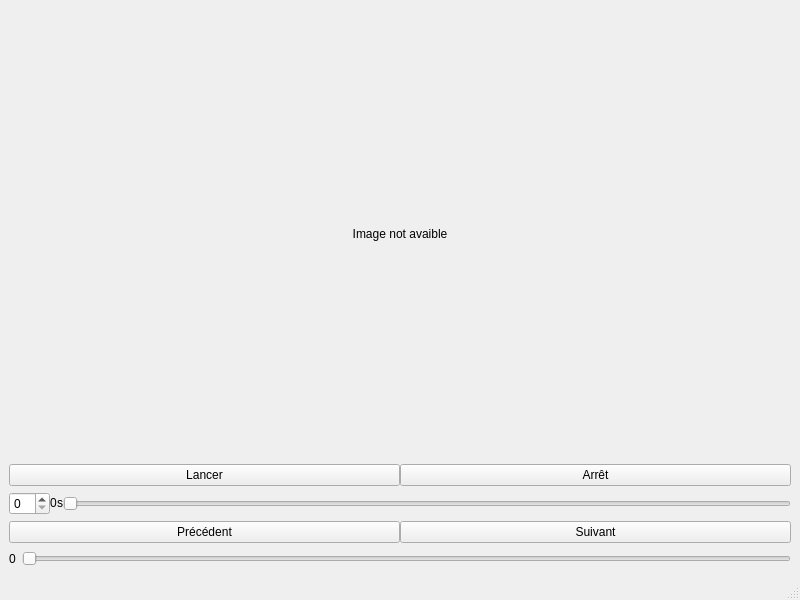
Before: the Qt Designer form View/mainwindow.ui in lilemon63/ProjetSI2, drawn with Qt 5.
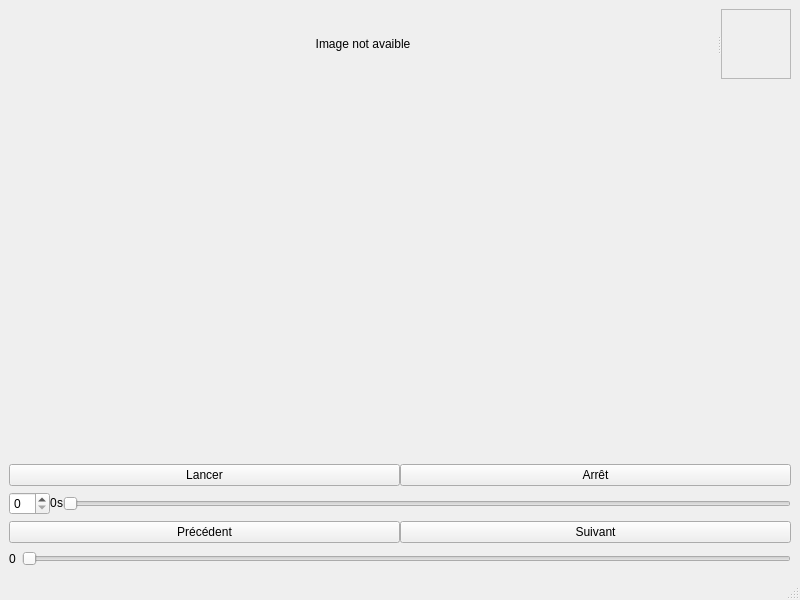
After: the same form once the commit is applied.

Commit message: Parameters for Handles

```diff
--- a/View/mainwindow.ui
+++ b/View/mainwindow.ui
@@ -16,8 +16,10 @@
   <widget class="QWidget" name="centralwidget">
    <layout class="QVBoxLayout" name="verticalLayout">
     <item>
-     <layout class="QHBoxLayout" name="horizontalLayout_3">
-      <item>
+     <widget class="QSplitter" name="splitter">
+      <property name="orientation">
+       <enum>Qt::Horizontal</enum>
+      </property>
        <widget class="QLabel" name="labelImage">
         <property name="sizePolicy">
          <sizepolicy hsizetype="Expanding" vsizetype="Expanding">
@@ -32,8 +34,35 @@
          <set>Qt::AlignCenter</set>
         </property>
        </widget>
-      </item>
-     </layout>
+      <widget class="QScrollArea" name="parametersArea">
+       <property name="widgetResizable">
+        <bool>true</bool>
+       </property>
+       <widget class="QWidget" name="scrollAreaWidgetContents">
+        <property name="geometry">
+         <rect>
+          <x>0</x>
+          <y>0</y>
+          <width>90</width>
+          <height>76</height>
+         </rect>
+        </property>
+       </widget>
+      </widget>
+     </widget>
+    </item>
+    <item>
+     <spacer name="verticalSpacer">
+      <property name="orientation">
+       <enum>Qt::Vertical</enum>
+      </property>
+      <property name="sizeHint" stdset="0">
+       <size>
+        <width>0</width>
+        <height>304</height>
+       </size>
+      </property>
+     </spacer>
     </item>
     <item>
      <layout class="QHBoxLayout" name="horizontalLayout">
```
Lines whose indentation alone changed are shown as unchanged. The commit also changes 9 other files.
